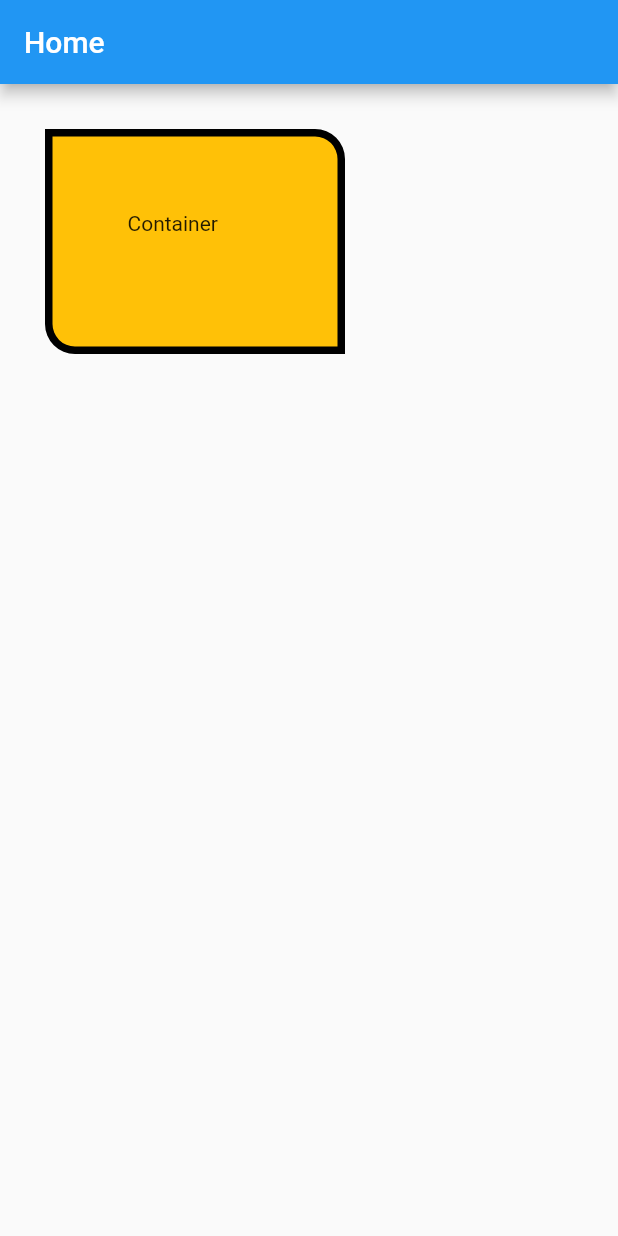
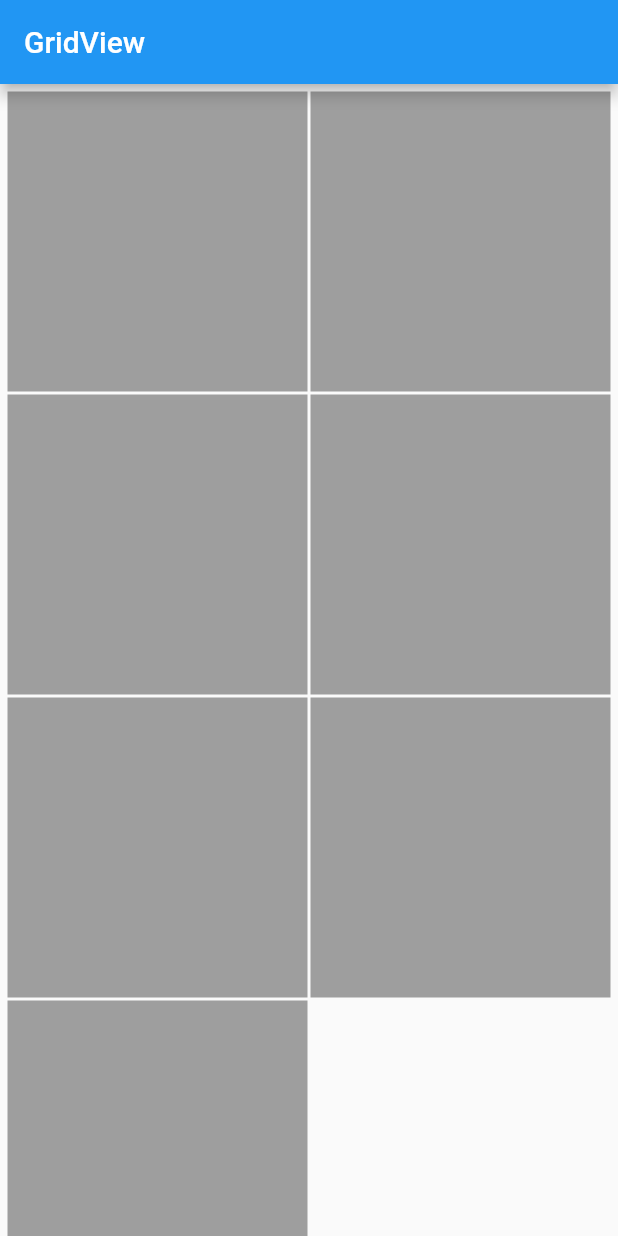
Before and after one commit to MrSohan10/Flutter-Office, a Flutter app: the screen it shows after launch, on a phone screen of 412 x 824 dp. Run offline on Flutter 3.47's test engine with Material 2 defaults, Android fonts, the phone set to English and light mode, and no system bars.

Commit message:
Pracitce grid view

```diff
--- a/lib/main.dart
+++ b/lib/main.dart
@@ -6,32 +6,53 @@ void main() {
 }
 
 class MyApp extends StatelessWidget {
-  int _currentIndex = 1;
-  mySnackbar(message, context) {
-    return ScaffoldMessenger.of(context)
-        .showSnackBar(SnackBar(content: Text(message)));
-  }
-
   Widget build(BuildContext context) {
     return MaterialApp(
         home: Scaffold(
-      appBar: AppBar(
-        title: Text('Home'),
-      ),
-      body: Container(
-        margin: EdgeInsets.all(30),
-        padding: EdgeInsets.all(50),
-        height: 150,
-        width: 200,
-        decoration: BoxDecoration(
-          color: Colors.amber,
-          border: Border.all(width: 5),
-          borderRadius: BorderRadius.only(
-              topRight: Radius.circular(20), bottomLeft: Radius.circular(20)),
-        ),
-        child: Text("Container"),
-        // alignment: Alignment.center,
-      ),
-    ));
+            appBar: AppBar(
+              title: Text('GridView'),
+            ),
+            body: GridView(
+              padding: EdgeInsets.all(5),
+              gridDelegate: SliverGridDelegateWithFixedCrossAxisCount(
+                  crossAxisCount: 2, crossAxisSpacing: 2, mainAxisSpacing: 2),
+              children: [
+                Container(
+                  height: 200,
+                  width: 200,
+                  color: Colors.grey,
+                ),
+                Container(
+                  height: 200,
+                  width: 200,
+                  color: Colors.grey,
+                ),
+                Container(
+                  height: 200,
+                  width: 200,
+                  color: Colors.grey,
+                ),
+                Container(
+                  height: 200,
+                  width: 200,
+                  color: Colors.grey,
+                ),
+                Container(
+                  height: 200,
+                  width: 200,
+                  color: Colors.grey,
+                ),
+                Container(
+                  height: 200,
+                  width: 200,
+                  color: Colors.grey,
+                ),
+                Container(
+                  height: 200,
+                  width: 200,
+                  color: Colors.grey,
+                ),
+              ],
+            )));
   }
 }
```
